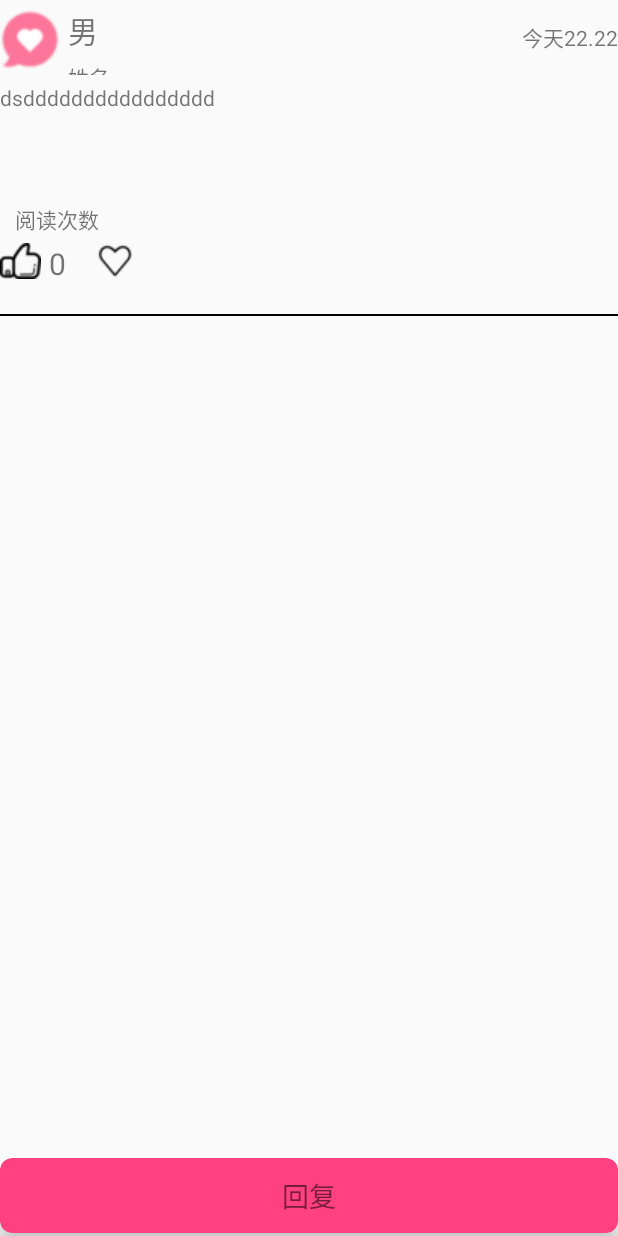
After one commit to chenxuanhe77/Heart, an Android app: the layout activity_card_view.xml on its own in the app's theme, with its tools: preview values and no code run, on a phone screen of 412 x 824 dp. The commit adds this screen. Run offline under Robolectric (Android 15) with nearby library versions, the phone set to English and light mode, and no system bars.

Commit message:
增加cardview视图，留有关注bug待解决

```diff
--- a/app/src/main/java/com/example/chenxuanhe/heart/Adapter/MyPagerAdapter.java
+++ b/app/src/main/java/com/example/chenxuanhe/heart/Adapter/MyPagerAdapter.java
@@ -28,7 +28,6 @@ public class MyPagerAdapter extends FragmentPagerAdapter {
         return fg.size();
     }
 
-
     @Override
     public Fragment getItem(int position) {
         return fg.get(position);
--- /dev/null
+++ b/app/src/main/res/layout/activity_card_view.xml
@@ -0,0 +1,152 @@
+<?xml version="1.0" encoding="utf-8"?>
+<LinearLayout xmlns:android="http://schemas.android.com/apk/res/android"
+    android:layout_width="match_parent"
+    android:layout_height="match_parent"
+    android:orientation="vertical">
+
+
+    <LinearLayout
+        android:layout_width="match_parent"
+        android:layout_height="50dp"
+        android:orientation="horizontal">
+
+        <ImageView
+            android:layout_width="40dp"
+            android:layout_height="50dp"
+            android:layout_marginTop="1dp"
+            android:src="@drawable/chat" />
+
+        <LinearLayout
+            android:layout_width="50dp"
+            android:layout_height="50dp"
+            android:orientation="vertical">
+
+            <TextView
+                android:id="@+id/txt_cardsex"
+                android:layout_width="wrap_content"
+                android:layout_height="wrap_content"
+                android:layout_gravity="top"
+                android:paddingLeft="5dp"
+                android:paddingTop="5dp"
+                android:text="男"
+                android:textSize="20dp" />
+
+            <TextView
+                android:id="@+id/txt_cardname"
+                android:layout_width="wrap_content"
+                android:layout_height="wrap_content"
+                android:gravity="top"
+                android:paddingLeft="5dp"
+                android:paddingTop="5dp"
+                android:text="姓名" />
+
+        </LinearLayout>
+
+
+        <TextView
+            android:id="@+id/txt_cardtime"
+            android:layout_width="match_parent"
+            android:layout_height="match_parent"
+            android:gravity="right|center"
+            android:text="今天22.22" />
+
+    </LinearLayout>
+
+
+    <LinearLayout
+        android:layout_width="match_parent"
+        android:layout_height="80dp"
+        android:layout_marginTop="5dp">
+
+
+        <TextView
+            android:id="@+id/txt_cardmessage"
+            android:layout_width="match_parent"
+            android:layout_height="wrap_content"
+            android:text="dsdddddddddddddddd" />
+    </LinearLayout>
+
+
+    <TextView
+        android:id="@+id/text_number"
+        android:layout_width="wrap_content"
+        android:layout_height="wrap_content"
+        android:layout_marginBottom="5dp"
+        android:layout_marginStart="10dp"
+        android:text="阅读次数" />
+
+
+    <LinearLayout
+        android:layout_width="match_parent"
+        android:layout_height="wrap_content">
+
+        <ImageView
+            android:id="@+id/card_goodjob"
+            android:layout_width="wrap_content"
+            android:layout_height="wrap_content"
+            android:src="@drawable/goodjob" />
+
+        <TextView
+            android:id="@+id/goodjob_number"
+            android:layout_width="wrap_content"
+            android:layout_height="wrap_content"
+            android:layout_marginLeft="5dp"
+            android:text="0"
+            android:textSize="20dp" />
+
+        <ImageView
+            android:id="@+id/card_attention"
+            android:layout_width="wrap_content"
+            android:layout_height="wrap_content"
+            android:layout_marginLeft="20dp"
+            android:background="@drawable/tab_menu_attention"
+            android:clickable="true" />
+
+    </LinearLayout>
+
+    <View
+        android:layout_width="match_parent"
+        android:layout_height="1dp"
+        android:layout_marginTop="20dp"
+        android:background="#000000" />
+
+    <RelativeLayout
+        android:layout_width="match_parent"
+        android:layout_height="match_parent"
+        android:orientation="vertical">
+
+        <android.support.v7.widget.CardView xmlns:android="http://schemas.android.com/apk/res/android"
+            xmlns:app="http://schemas.android.com/apk/res-auto"
+            android:id="@+id/card_view"
+            android:layout_width="match_parent"
+            android:layout_height="50dp"
+            android:layout_alignParentBottom="true"
+            android:layout_marginBottom="2dp"
+            android:layout_marginTop="5dp"
+            android:clickable="true"
+            android:foreground="?android:attr/selectableItemBackground"
+            app:cardBackgroundColor="#FF4081"
+            app:cardCornerRadius="8dp"
+            app:cardElevation="8dp">
+
+            <LinearLayout
+                android:layout_width="match_parent"
+                android:layout_height="50dp"
+                android:orientation="horizontal">
+
+                <TextView
+                    android:layout_width="match_parent"
+                    android:layout_height="50dp"
+                    android:gravity="center"
+                    android:text="回复"
+                    android:textSize="18sp" />
+
+            </LinearLayout>
+
+
+        </android.support.v7.widget.CardView>
+
+    </RelativeLayout>
+
+
+</LinearLayout>
--- a/app/src/main/res/layout/card_view.xml
+++ b/app/src/main/res/layout/card_view.xml
@@ -5,6 +5,8 @@
     android:layout_width="match_parent"
     android:layout_height="wrap_content"
     android:layout_marginTop="5dp"
+    android:layout_marginLeft="2dp"
+    android:layout_marginRight="2dp"
     android:clickable="true"
     android:foreground="?android:attr/selectableItemBackground"
     app:cardBackgroundColor="#FF4081"
```
Also changed, not shown: app/src/main/java/com/example/chenxuanhe/heart/Adapter/Adapter1.java (deleted, +0 -103 lines), app/src/main/java/com/example/chenxuanhe/heart/FragmentActivity1.java (+11 -6 lines), app/src/main/java/com/example/chenxuanhe/heart/Page/Page1.java (+4 -4 lines), app/src/main/java/com/example/chenxuanhe/heart/Page/Page2.java (+6 -4 lines), app/src/main/java/com/example/chenxuanhe/heart/Page/Page3.java (+4 -4 lines).
